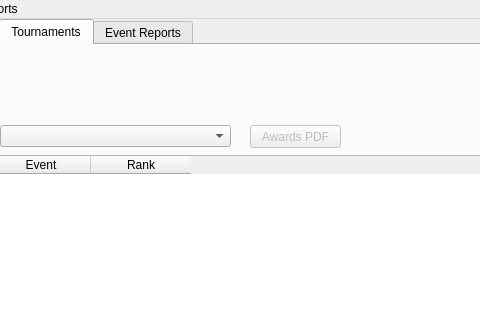
goldRust/4n6_tracker, file Forensics_Organizer.ui: the form before one commit; both pictures show x 122 to 602 and y 0 to 325 of the 1067 by 877 pixel window.
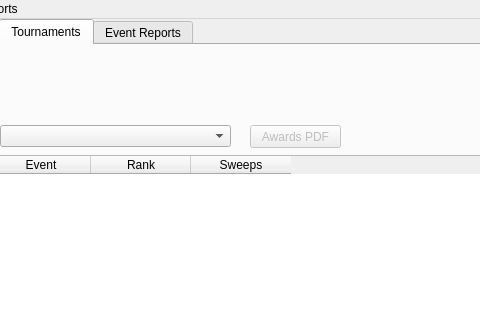
The form after the commit. The open tabs and pages were chosen to show the change.

Commit message: Implemented new Round class so that users can keep track of each round of a performance. Adjusted the edit_performance_dialog.ui to accomodate displaying and editing round results. Added a sweeps column to the Tournament report view.

What changed in the file:
```diff
--- a/Forensics_Organizer.ui
+++ b/Forensics_Organizer.ui
@@ -638,6 +638,11 @@
         <string>Rank</string>
        </property>
       </column>
+      <column>
+       <property name="text">
+        <string>Sweeps</string>
+       </property>
+      </column>
      </widget>
      <widget class="QComboBox" name="tourney_selector">
       <property name="geometry">
```
The commit also changes 8 other files.
